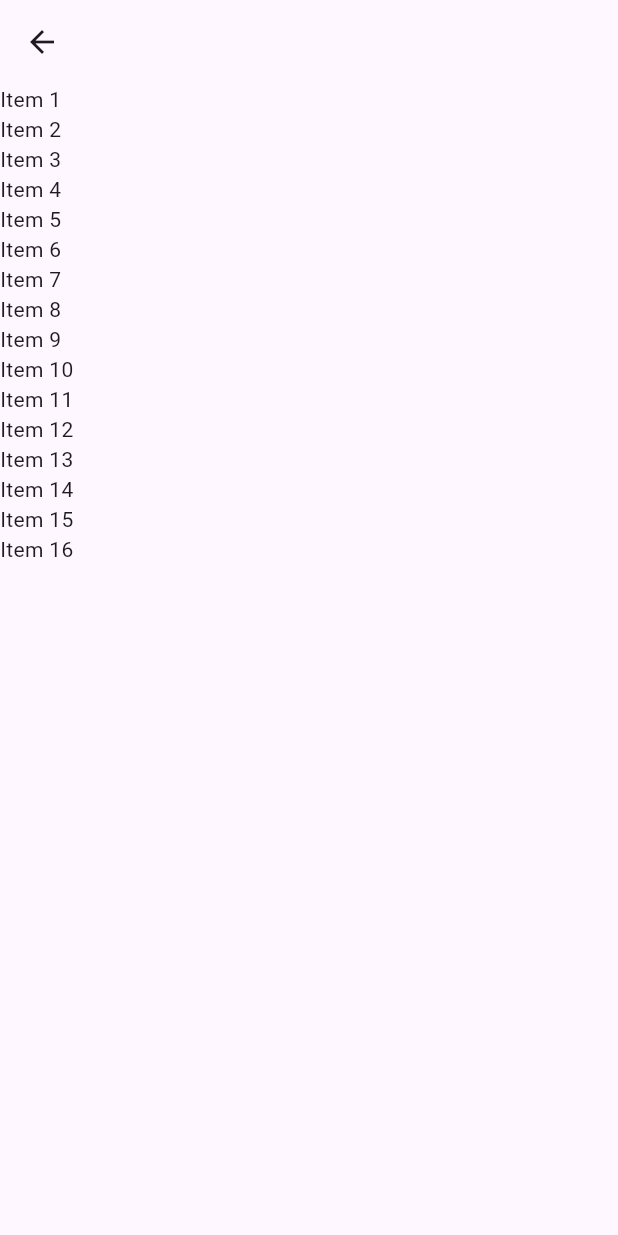
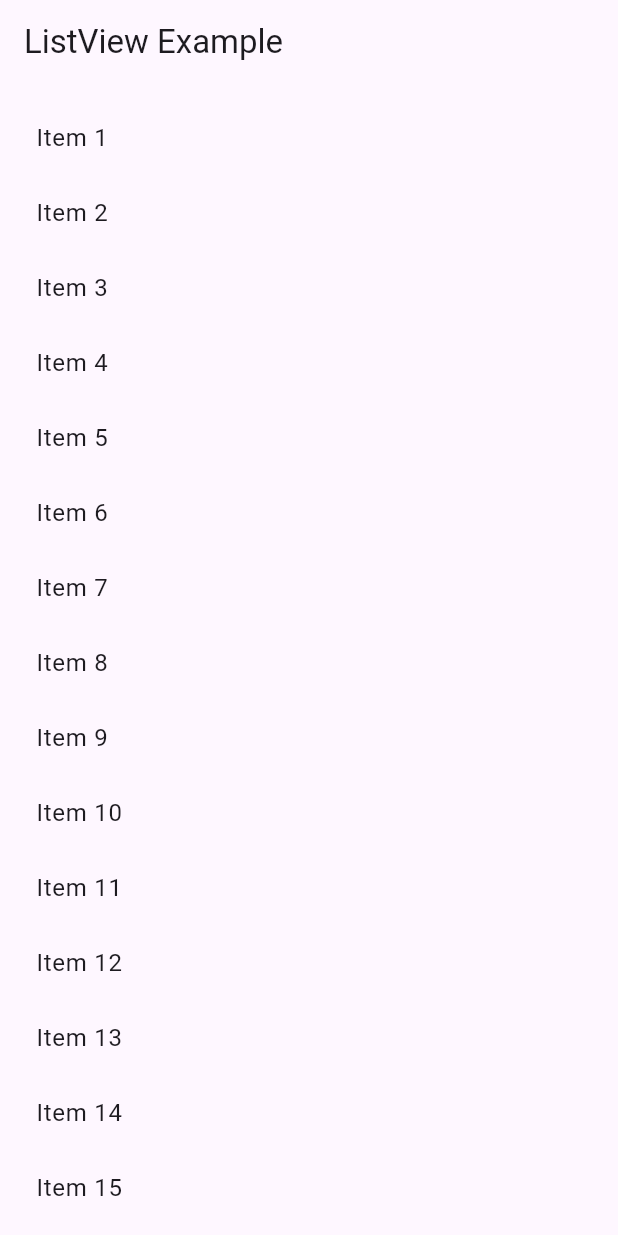
Before and after one commit to moritejas/flutter_widgets, a Flutter app: the ListViewComponent screen opened directly, on a phone screen of 412 x 824 dp. Run offline on Flutter 3.47's test engine with Material 3 defaults, Android fonts, the phone set to English and light mode, and no system bars; our stand-ins replace audioplayers, badges, barcode_widget, cached_network_image, carousel_slider, expandable and 16 more; missing offline and left inert: pdfx, swipeable_card_stack.

Commit message:
ListViewComponent with Properties

```diff
--- a/lib/Component/List View/list_view.dart
+++ b/lib/Component/List View/list_view.dart
@@ -1,27 +1,42 @@
 import 'package:flutter/material.dart';
 
 class ListViewComponent extends StatefulWidget {
-   const ListViewComponent({super.key});
+  const ListViewComponent({super.key});
 
   @override
   State<ListViewComponent> createState() => _ListViewComponentState();
 }
 
 class _ListViewComponentState extends State<ListViewComponent> {
-  List<String> myLists =
-    ["Item 1","Item 2","Item 3","Item 4","Item 5","Item 6","Item 7","Item 8",
-    "Item 9","Item 10","Item 11","Item 12","Item 13","Item 14","Item 15","Item 16",];
+  List<String> myLists = [
+    "Item 1", "Item 2", "Item 3", "Item 4", "Item 5", "Item 6", "Item 7", "Item 8",
+    "Item 9", "Item 10", "Item 11", "Item 12", "Item 13", "Item 14", "Item 15", "Item 16",
+  ];
 
   @override
   Widget build(BuildContext context) {
     return Scaffold(
       appBar: AppBar(
+        title: const Text("ListView Example"),
       ),
       body: ListView.builder(
-        itemCount: myLists.length,
-          itemBuilder: (context, index ){
-        return Text(myLists[index]);
-      })
+        itemCount: myLists.length, // Total number of items in the list
+        itemBuilder: (context, index) {
+          return ListTile(
+            title: Text(myLists[index]),
+          );
+        },
+        padding: const EdgeInsets.all(8.0), // Space around the ListView
+        scrollDirection: Axis.vertical, // Scrolling direction (vertical or horizontal)
+        reverse: false, // Reverse the scroll direction if true
+        primary: true, // Whether the ListView is the primary scroll widget
+        shrinkWrap: false, // If true, sizes ListView to the available space
+        physics: const BouncingScrollPhysics(), // Defines the scroll behavior
+        itemExtent: 50.0, // Height of each item (useful for fixed-height items)
+        cacheExtent: 100.0, // Area around the visible items for preloading
+        clipBehavior: Clip.hardEdge, // Defines how content outside the ListView boundary is clipped
+        keyboardDismissBehavior: ScrollViewKeyboardDismissBehavior.onDrag, // Hides keyboard when scrolling
+      ),
     );
   }
 }
--- a/lib/main.dart
+++ b/lib/main.dart
@@ -9,6 +9,7 @@ import 'Component/Image/image.dart';
 import 'Component/Index Stack/index_stack.dart';
 import 'Component/Language Selector/language_selector.dart';
 import 'Component/List Tile/listtile.dart';
+import 'Component/List View/list_view.dart';
 
 
 void main() {
@@ -24,7 +25,7 @@ class MyApp extends StatelessWidget {
     return const GetMaterialApp(
       debugShowCheckedModeBanner: false,
       title: 'Flutter Demo',
-      home: ListTileComponent(),
+      home: ListViewComponent(),
     );
   }
 }
```
